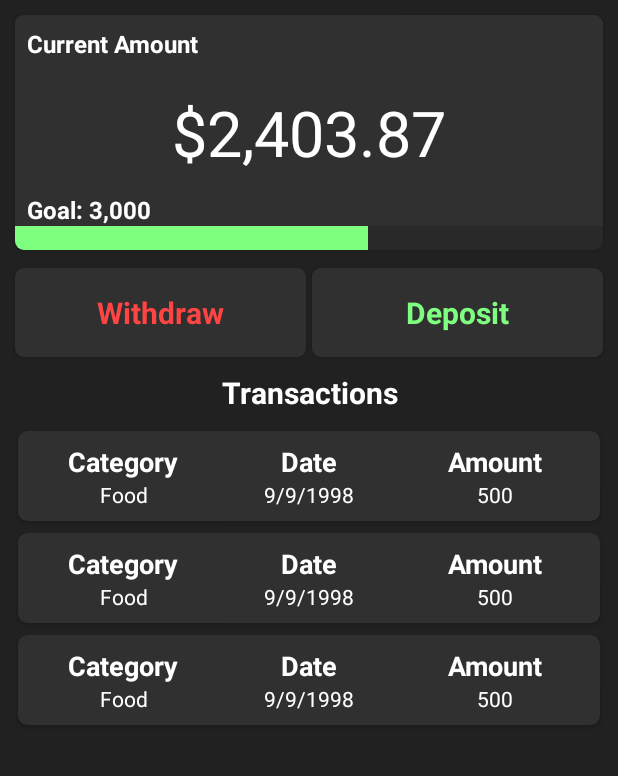
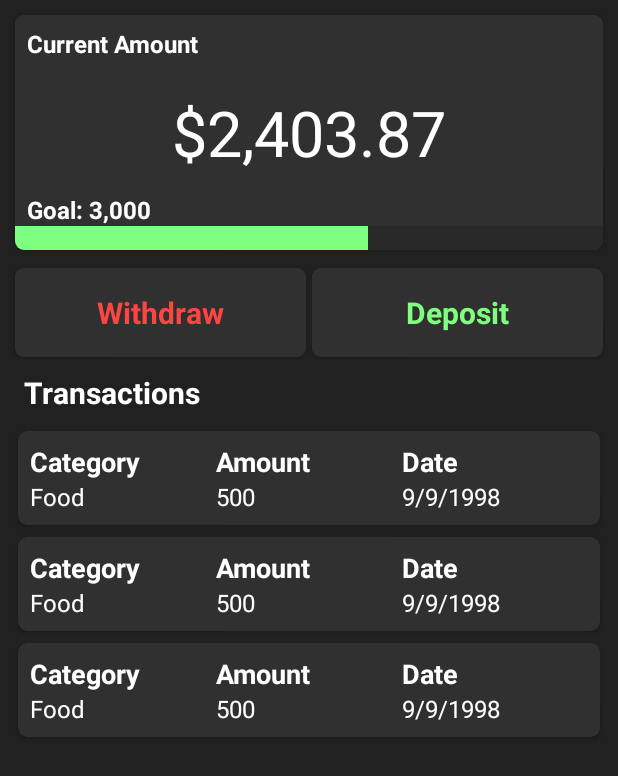
Before and after one commit to Jesusfi/FinanceApp, an Android app: the layout activity_envelope_actions.xml on its own in the app's theme, with its tools: preview values and no code run, on a phone screen of 412 x 824 dp. Shown: the top 776 px of the screen. Run offline under Robolectric (Android 15) with nearby library versions, the phone set to English and light mode, and no system bars.

Commit message:
Transactions rv now reflects transaction type, Transactions ordered by date, Timestamp added to Transaction, NestedScrollView added to EnvelopeActions, Delete now deletes associated Transactions

```diff
--- a/app/src/main/res/layout/activity_envelope_actions.xml
+++ b/app/src/main/res/layout/activity_envelope_actions.xml
@@ -1,5 +1,5 @@
 <?xml version="1.0" encoding="utf-8"?>
-<LinearLayout xmlns:android="http://schemas.android.com/apk/res/android"
+<android.support.v4.widget.NestedScrollView xmlns:android="http://schemas.android.com/apk/res/android"
     xmlns:app="http://schemas.android.com/apk/res-auto"
     xmlns:tools="http://schemas.android.com/tools"
     android:layout_width="match_parent"
@@ -8,6 +8,13 @@
     android:orientation="vertical"
     android:padding="8dp"
     tools:context=".EnvelopeActions">
+
+    <LinearLayout
+        android:orientation="vertical"
+        android:background="@color/colorPrimary"
+        android:layout_width="match_parent"
+        android:layout_height="wrap_content">
+
 
     <android.support.v7.widget.CardView
 
@@ -129,12 +136,13 @@
         android:textSize="20sp"
         android:textColor="@color/white"
         android:textStyle="bold"
-        android:gravity="center"
         android:layout_margin="8dp"/>
 
     <android.support.v7.widget.RecyclerView
         android:layout_width="match_parent"
+        app:layout_behavior="@string/appbar_scrolling_view_behavior"
         android:id="@+id/transactions_recycleView"
         android:layout_height="match_parent"
         tools:listitem="@layout/transaction_rv" />
-</LinearLayout>
+    </LinearLayout>
+</android.support.v4.widget.NestedScrollView>
--- a/app/src/main/res/layout/transaction_rv.xml
+++ b/app/src/main/res/layout/transaction_rv.xml
@@ -16,37 +16,37 @@
 
         <LinearLayout
             android:layout_width="match_parent"
-            android:layout_height="0dp"
-            android:layout_weight="1"
+            android:layout_height="wrap_content"
             android:orientation="horizontal">
             <TextView
+                android:id="@+id/category_label_rv"
                 android:layout_width="0dp"
                 android:textSize="18sp"
                 android:layout_weight="1"
                 android:text="Category"
-                android:gravity="center"
                 android:textStyle="bold"
-                android:textColor="@color/white"
+                android:textColor="@android:color/white"
                 android:layout_height="wrap_content" />
             <TextView
+                android:id="@+id/amount_label_rv"
+                android:layout_width="0dp"
+                android:layout_weight="1"
+                android:text="Amount"
+                android:textSize="18sp"
+                android:textStyle="bold"
+                android:textColor="@android:color/white"
+                android:layout_height="wrap_content" />
+            <TextView
+                android:id="@+id/date_label_rv"
                 android:textSize="18sp"
                 android:layout_width="0dp"
                 android:layout_weight="1"
                 android:text="Date"
-                android:gravity="center"
+                android:gravity=""
                 android:textStyle="bold"
-                android:textColor="@color/white"
+                android:textColor="@android:color/white"
                 android:layout_height="wrap_content" />
-            <TextView
-                android:layout_width="0dp"
-                android:layout_weight="1"
-                android:text="Amount"
-                android:textSize="18sp"
 
-                android:gravity="center"
-                android:textStyle="bold"
-                android:textColor="@color/white"
-                android:layout_height="wrap_content" />
         </LinearLayout>
 
         <LinearLayout
@@ -59,24 +59,24 @@
                 android:layout_width="0dp"
                 android:layout_weight="1"
                 android:text="Food"
-                android:textColor="@color/white"
-                android:gravity="center"
+                android:textSize="16sp"
+                android:textColor="@android:color/white"
+                android:layout_height="wrap_content" />
+            <TextView
+                android:id="@+id/amount_rv_tv"
+                android:layout_width="0dp"
+                android:layout_weight="1"
+                android:text="500"
+                android:textSize="16sp"
+                android:textColor="@android:color/white"
                 android:layout_height="wrap_content" />
             <TextView
                 android:id="@+id/date_rv_tv"
                 android:layout_width="0dp"
                 android:layout_weight="1"
-                android:gravity="center"
                 android:text="9/9/1998"
-                android:textColor="@color/white"
-                android:layout_height="wrap_content" />
-            <TextView
-                android:id="@+id/amount_rv_tv"
-                android:layout_width="0dp"
-                android:layout_weight="1"
-                android:gravity="center"
-                android:text="500"
-                android:textColor="@color/white"
+                android:textSize="16sp"
+                android:textColor="@android:color/white"
                 android:layout_height="wrap_content" />
         </LinearLayout>
     </LinearLayout>
--- a/app/src/main/res/values/colors.xml
+++ b/app/src/main/res/values/colors.xml
@@ -19,4 +19,7 @@
     <color name="half_black">#00e</color>
     <color name="white_pressed">#FFDDFF</color>
     <color name="category_color_one">#091D80</color>
+
+    <color name="withdraw_color">@android:color/holo_red_light</color>
+    <color name="deposit_color">@color/colorAccent</color>
 </resources>
```
Also changed, not shown: app/src/main/java/com/codegud/financeapp/DashBoardActivity.java (+7 -17 lines), app/src/main/java/com/codegud/financeapp/EnvelopeActions.java (+49 -6 lines), app/src/main/java/com/codegud/financeapp/TransactionActivity.java (+23 -1 lines), app/src/main/java/com/codegud/financeapp/Transactions.java (+15 -0 lines), app/src/main/res/layout/content_dash_board.xml (+6 -11 lines).
